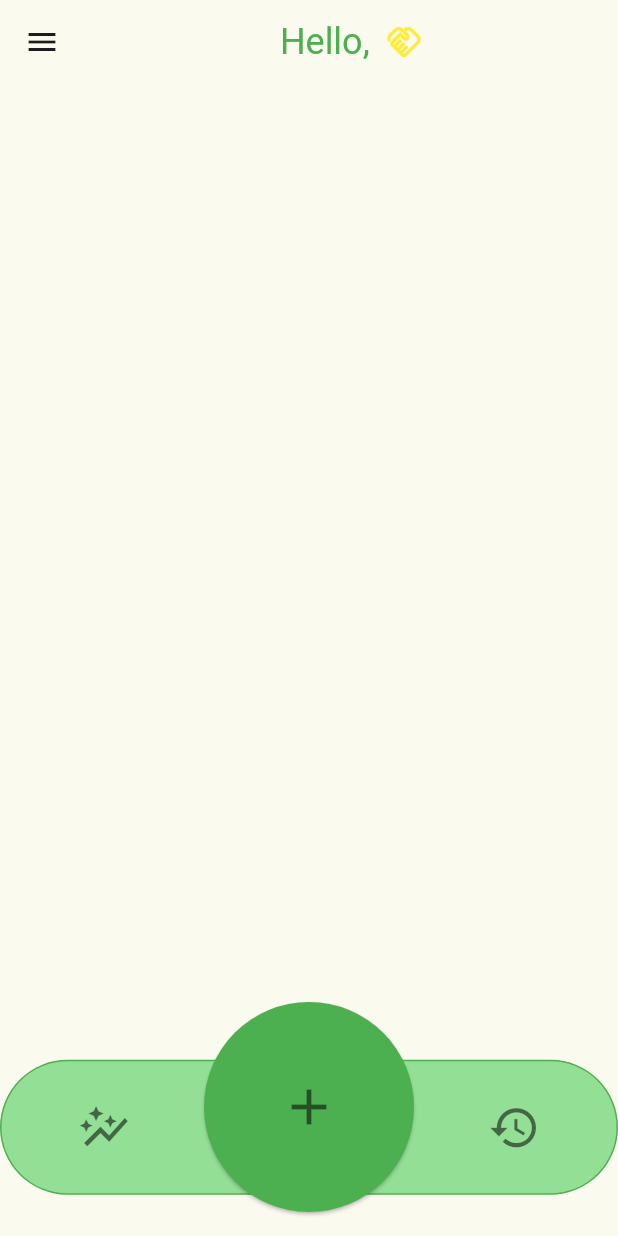
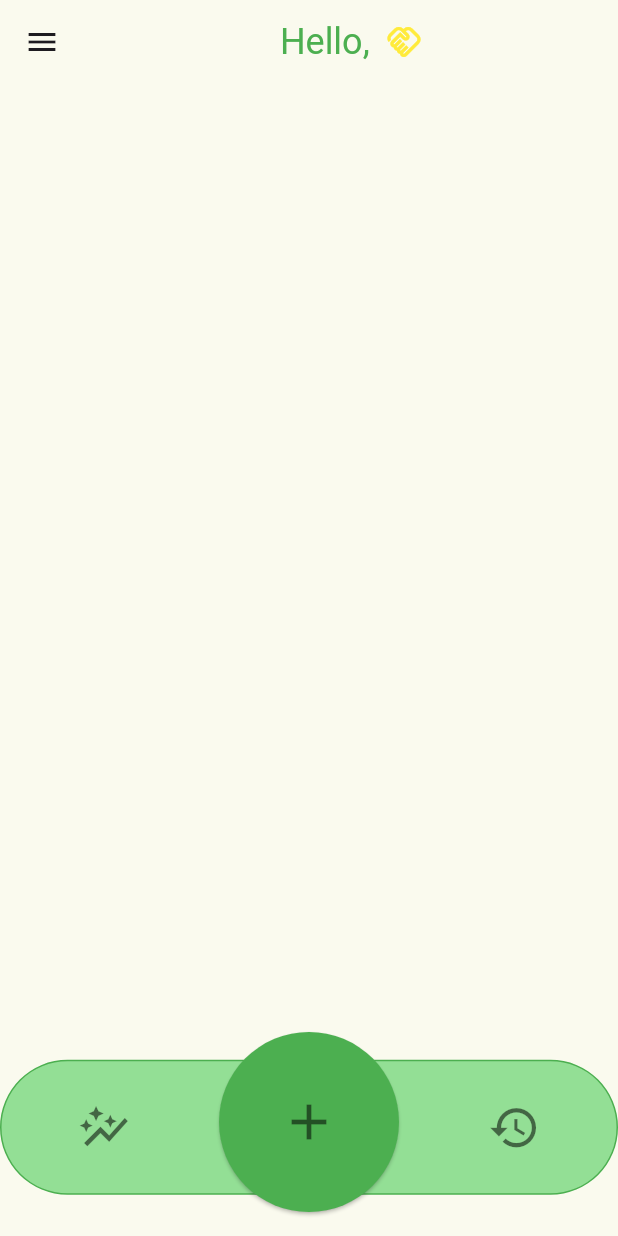
Before and after one commit to DRVale/BWTHW, a Flutter app: the HomePage screen opened directly, on a phone screen of 412 x 824 dp. Run offline on Flutter 3.47's test engine with Material 3 defaults, Android fonts, the phone set to English and light mode, and no system bars; our stand-ins replace jwt_decoder, shared_preferences; accounts and stored records are empty.

Commit message:
Update homepage.dart

```diff
--- a/project_app/lib/screens/homepage.dart
+++ b/project_app/lib/screens/homepage.dart
@@ -108,7 +108,7 @@ class _HomePageState extends State<HomePage> {
             ..showSnackBar(SnackBar(content: Text('Go to delivery page')));
         },
         style: ElevatedButton.styleFrom(
-          padding: EdgeInsets.symmetric(horizontal: 50, vertical: 50),
+          padding: EdgeInsets.symmetric(horizontal: 40, vertical: 40),
           backgroundColor: Colors.green,
 
         ),
```
